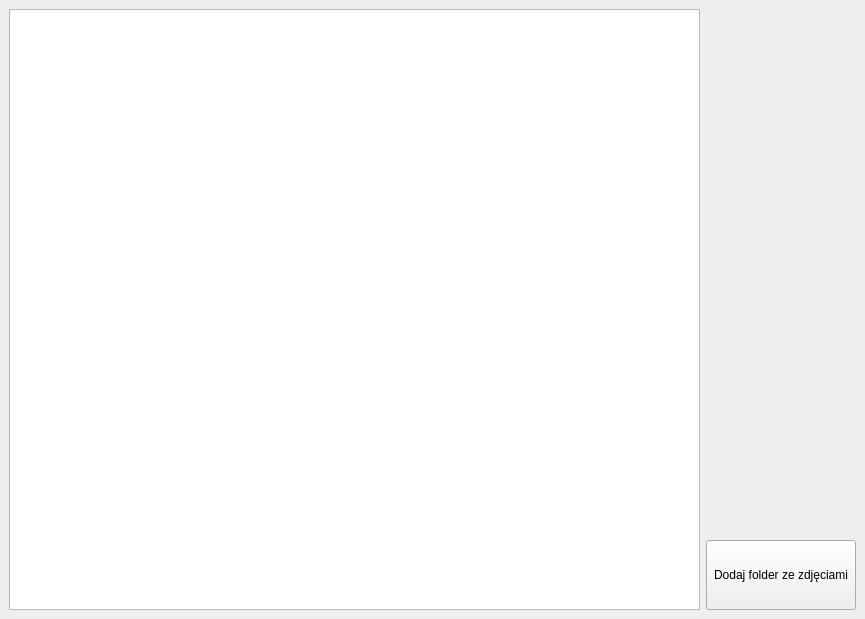
First picture: the form in mainwindow.ui, repository SiekamCebule/segregator-zdjec, before the edit.
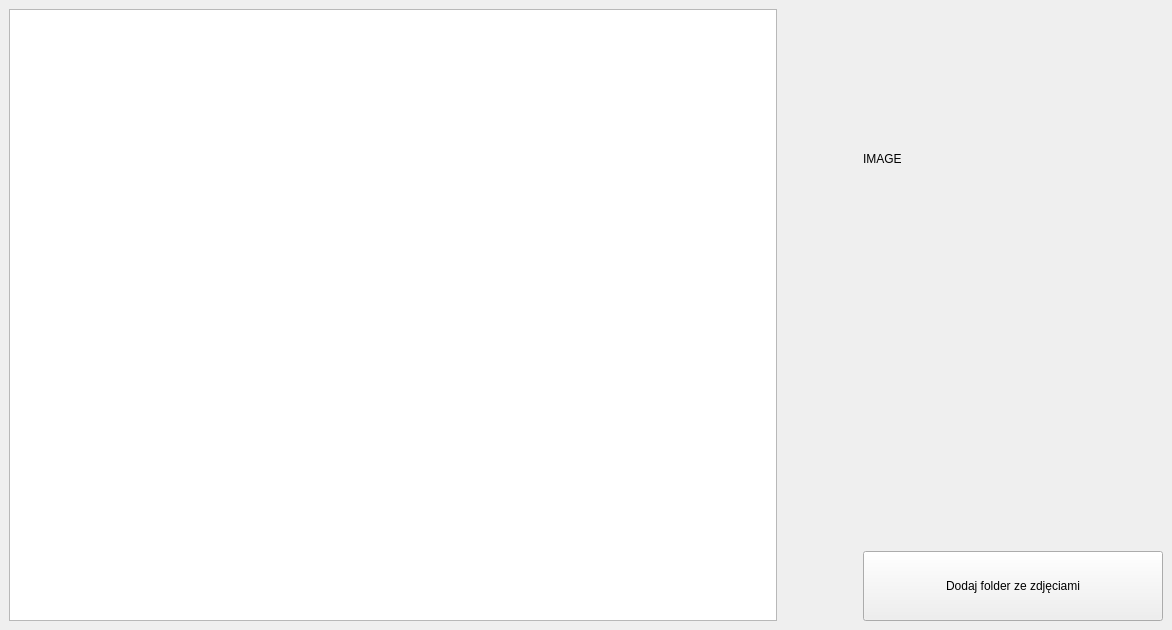
Second picture: the form after the edit.

```diff
--- a/mainwindow.ui
+++ b/mainwindow.ui
@@ -6,8 +6,8 @@
    <rect>
     <x>0</x>
     <y>0</y>
-    <width>865</width>
-    <height>619</height>
+    <width>1172</width>
+    <height>630</height>
    </rect>
   </property>
   <property name="windowTitle">
@@ -20,8 +20,37 @@
       <item>
        <widget class="QTreeView" name="treeView"/>
       </item>
+      <item>
+       <spacer name="horizontalSpacer">
+        <property name="orientation">
+         <enum>Qt::Horizontal</enum>
+        </property>
+        <property name="sizeType">
+         <enum>QSizePolicy::Preferred</enum>
+        </property>
+        <property name="sizeHint" stdset="0">
+         <size>
+          <width>80</width>
+          <height>20</height>
+         </size>
+        </property>
+       </spacer>
+      </item>
       <item>
        <layout class="QVBoxLayout" name="verticalLayout_buttons">
+        <item>
+         <widget class="QLabel" name="label_image">
+          <property name="minimumSize">
+           <size>
+            <width>300</width>
+            <height>300</height>
+           </size>
+          </property>
+          <property name="text">
+           <string>IMAGE</string>
+          </property>
+         </widget>
+        </item>
         <item>
          <spacer name="verticalSpacer">
           <property name="orientation">
```
